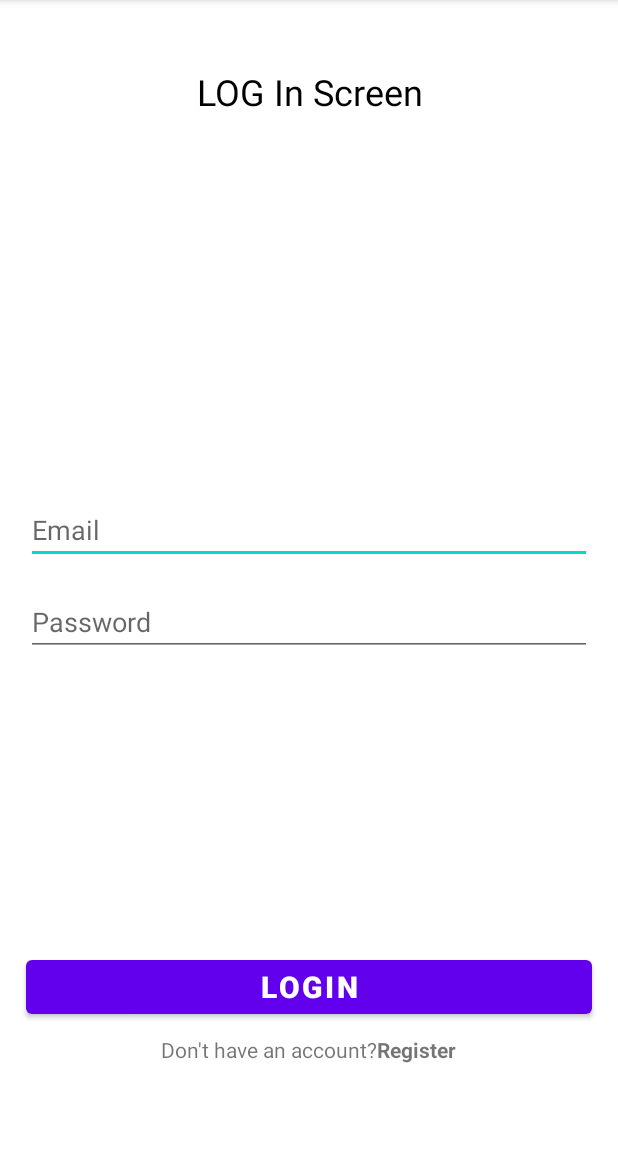
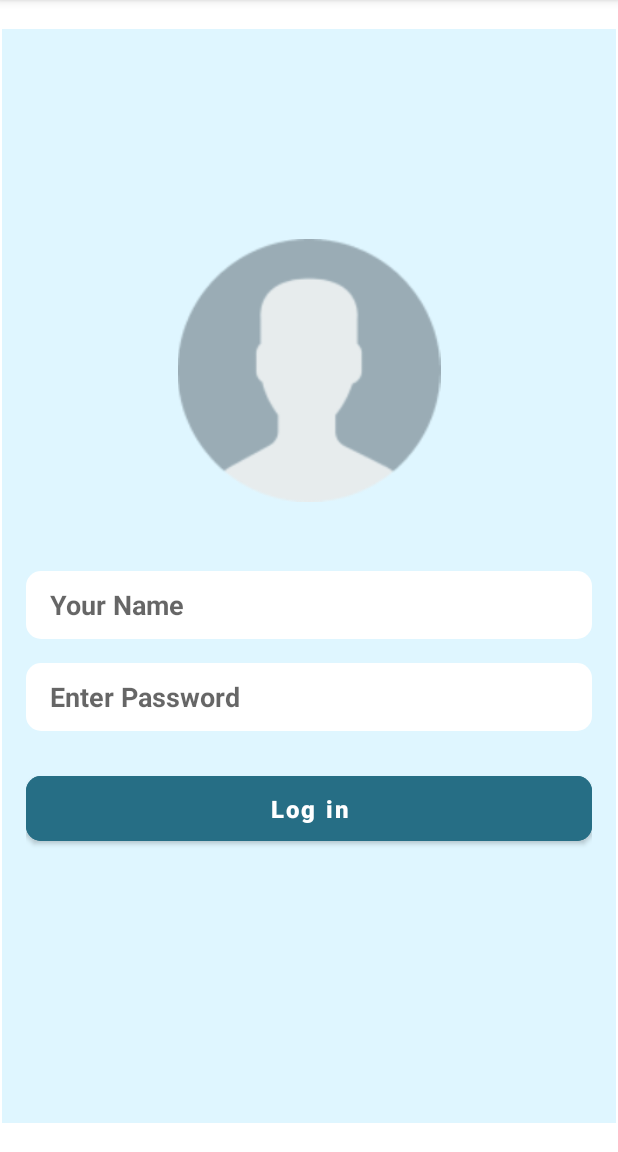
Before and after one commit to DSC-JSS-NOIDA/RapidHire, an Android app: the screen it shows after launch (AuthActivity), after a tap on "LOG IN AS ADMIN", on a phone screen of 412 x 824 dp, the part 84-1236 px from its top. Run offline under Robolectric (Android 15) with nearby library versions, the phone set to English and light mode, and no system bars; 2 statements that could not run were skipped.

Commit message:
Added UI of Login fragment.

```diff
--- a/app/src/main/res/layout/fragment_log_in.xml
+++ b/app/src/main/res/layout/fragment_log_in.xml
@@ -1,95 +1,79 @@
 <?xml version="1.0" encoding="utf-8"?>
-<FrameLayout xmlns:android="http://schemas.android.com/apk/res/android"
+<androidx.constraintlayout.widget.ConstraintLayout xmlns:android="http://schemas.android.com/apk/res/android"
+    xmlns:app="http://schemas.android.com/apk/res-auto"
     xmlns:tools="http://schemas.android.com/tools"
     android:layout_width="match_parent"
     android:layout_height="match_parent"
-    xmlns:app="http://schemas.android.com/apk/res-auto"
+    android:background="@color/blue"
     tools:context=".fragments.LogInFragment">
-    <TextView
+
+
+    <ImageView
+        android:id="@+id/profilePic"
         android:layout_width="match_parent"
-        android:layout_height="wrap_content"
-        android:text="LOG In Screen"
-        android:textSize="24sp"
-        android:textColor="@color/black"
-        android:textAlignment="center"
-        android:layout_marginTop="25dp"/>
+        android:layout_height="175dp"
+        android:layout_marginTop="140dp"
+        android:src="@drawable/profilepic"
+        app:layout_constraintEnd_toEndOf="parent"
+        app:layout_constraintHorizontal_bias="0.0"
+        app:layout_constraintStart_toStartOf="parent"
+        app:layout_constraintTop_toTopOf="parent" />
 
     <LinearLayout
         android:layout_width="match_parent"
         android:layout_height="wrap_content"
-        android:layout_margin="16dp"
-        android:layout_gravity="center_vertical"
-        android:orientation="vertical">
+        android:orientation="vertical"
+        app:layout_constraintEnd_toEndOf="parent"
+        app:layout_constraintStart_toStartOf="parent"
+        app:layout_constraintTop_toBottomOf="@id/profilePic"
+        android:layout_margin="16dp">
 
 
         <EditText
-            android:id="@+id/etEmail"
+            android:id="@+id/etName"
             android:layout_width="match_parent"
-            android:layout_height="wrap_content"
-            android:ems="10"
-            android:hint="Email"
-            android:inputType="textEmailAddress" />
+            android:layout_height="45sp"
+            android:background="@drawable/custom_input"
+            android:hint="Your Name"
+            android:paddingLeft="16dp"
+            android:textStyle="bold"
+            android:inputType="text"
+            android:layout_marginTop="30dp"
+            app:layout_constraintEnd_toEndOf="parent"
+            app:layout_constraintHorizontal_bias="0.5"
+            app:layout_constraintStart_toStartOf="parent"
+            app:layout_constraintTop_toBottomOf="@+id/profilePic" />
+
         <EditText
-            android:id="@+id/etPassword"
+            android:id="@+id/enterPass"
             android:layout_width="match_parent"
-            android:layout_height="wrap_content"
-            android:ems="10"
-            android:hint="Password"
+            android:layout_height="45sp"
             android:layout_marginTop="16dp"
-            android:inputType="textPassword" />
-
-    </LinearLayout>
-
-    <LinearLayout
-        android:layout_width="match_parent"
-        android:layout_gravity="bottom"
-        android:layout_marginBottom="40dp"
-        android:layout_height="wrap_content"
-        android:orientation="vertical">
+            android:background="@drawable/custom_input"
+            android:hint="Enter Password"
+            android:paddingLeft="16dp"
+            android:textStyle="bold"
+            android:inputType="textPassword"
+            app:layout_constraintEnd_toEndOf="parent"
+            app:layout_constraintHorizontal_bias="0.0"
+            app:layout_constraintStart_toStartOf="parent"
+            app:layout_constraintTop_toBottomOf="@+id/etName" />
 
         <Button
-            android:id="@+id/btn_login"
-            app:layout_constraintEnd_toEndOf="parent"
-            app:layout_constraintStart_toStartOf="parent"
+            android:id="@+id/logIn"
             android:layout_width="match_parent"
-            android:layout_height="wrap_content"
-            android:layout_marginStart="16dp"
-            android:layout_marginBottom="5dp"
-            android:layout_marginTop="30dp"
-            android:layout_marginEnd="16dp"
-            android:gravity="center"
-            android:text="Login"
-            android:textSize="20sp"
-            android:textStyle="bold" />
-        <LinearLayout
-            android:layout_width="match_parent"
-            android:layout_height="wrap_content"
-            android:id="@+id/No_Account"
-            android:gravity="center"
-            android:orientation="horizontal" >
-
-            <TextView
-                android:layout_width="wrap_content"
-                android:layout_height="wrap_content"
-                android:id="@+id/tv_No_Account"
-                android:layout_gravity="center"
-                android:layout_marginTop="2dp"
-                android:text="Don't have an account?"/>
-
-            <TextView
-                android:layout_width="wrap_content"
-                android:layout_height="wrap_content"
-                android:id="@+id/tv_register"
-                android:layout_gravity="center"
-                android:layout_marginTop="2dp"
-                android:text="Register"
-                android:textStyle="bold"/>
-        </LinearLayout>
+            android:layout_height="55sp"
+            android:layout_marginTop="24dp"
+            android:backgroundTint="#266E85"
+            android:text="Log in"
+            android:textColor="@color/white"
+            android:textStyle="bold"
+            app:cornerRadius="10dp"
+            android:textAllCaps="false"
+            android:textSize="16dp"
+             />
 
     </LinearLayout>
 
 
-
-
-
-</FrameLayout>
+</androidx.constraintlayout.widget.ConstraintLayout>
```
